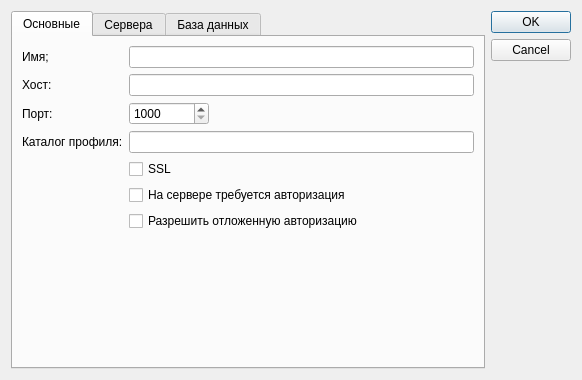
First picture: the form in bAdmin/dialogseversettings.ui, repository arcirk/bAdmin, before the edit.
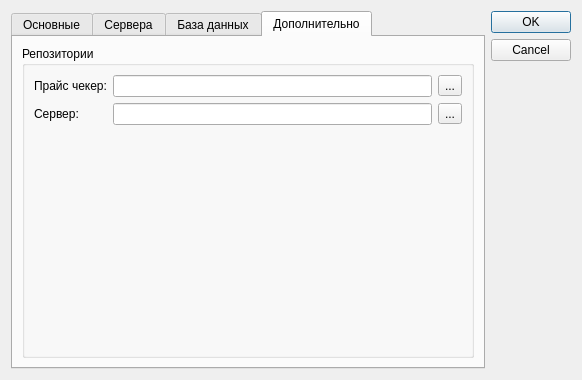
Second picture: the form after the edit. The open tabs and pages were chosen to show the change. Icons and pictures are not drawn.

```diff
--- a/bAdmin/dialogseversettings.ui
+++ b/bAdmin/dialogseversettings.ui
@@ -60,24 +60,12 @@
            </property>
           </widget>
          </item>
-         <item row="1" column="1">
-          <widget class="QLineEdit" name="edtServerHost"/>
-         </item>
-         <item row="9" column="1">
-          <spacer name="verticalSpacer">
-           <property name="orientation">
-            <enum>Qt::Vertical</enum>
+         <item row="6" column="1">
+          <widget class="QCheckBox" name="chServerSsl">
+           <property name="text">
+            <string>SSL</string>
            </property>
-           <property name="sizeHint" stdset="0">
-            <size>
-             <width>20</width>
-             <height>40</height>
-            </size>
-           </property>
-          </spacer>
-         </item>
-         <item row="0" column="1">
-          <widget class="QLineEdit" name="edtServerName"/>
+          </widget>
          </item>
          <item row="4" column="1">
           <widget class="QSpinBox" name="spinPort">
@@ -123,6 +111,53 @@
            </property>
           </widget>
          </item>
+         <item row="8" column="1">
+          <widget class="QCheckBox" name="chAllowDelayedAuth">
+           <property name="text">
+            <string>Разрешить отложенную авторизацию</string>
+           </property>
+          </widget>
+         </item>
+         <item row="10" column="1">
+          <spacer name="verticalSpacer">
+           <property name="orientation">
+            <enum>Qt::Vertical</enum>
+           </property>
+           <property name="sizeHint" stdset="0">
+            <size>
+             <width>20</width>
+             <height>40</height>
+            </size>
+           </property>
+          </spacer>
+         </item>
+         <item row="4" column="0">
+          <widget class="QLabel" name="label_2">
+           <property name="text">
+            <string>Порт:</string>
+           </property>
+          </widget>
+         </item>
+         <item row="5" column="1">
+          <widget class="QLineEdit" name="edtProfileDir"/>
+         </item>
+         <item row="0" column="1">
+          <widget class="QLineEdit" name="edtServerName"/>
+         </item>
+         <item row="0" column="0">
+          <widget class="QLabel" name="label_5">
+           <property name="text">
+            <string>Имя;</string>
+           </property>
+          </widget>
+         </item>
+         <item row="9" column="1">
+          <widget class="QCheckBox" name="chWriteLog">
+           <property name="text">
+            <string>Вести журнал</string>
+           </property>
+          </widget>
+         </item>
         </layout>
        </item>
       </layout>
@@ -461,6 +496,81 @@
        </item>
       </layout>
      </widget>
+     <widget class="QWidget" name="custom">
+      <attribute name="title">
+       <string>Дополнительно</string>
+      </attribute>
+      <layout class="QGridLayout" name="gridLayout_11">
+       <item row="0" column="0">
+        <widget class="QGroupBox" name="groupBox_3">
+         <property name="title">
+          <string>Репозитории</string>
+         </property>
+         <layout class="QGridLayout" name="gridLayout_13">
+          <item row="0" column="0">
+           <layout class="QGridLayout" name="gridLayout_12">
+            <item row="0" column="0">
+             <widget class="QLabel" name="label_3">
+              <property name="text">
+               <string>Прайс чекер:</string>
+              </property>
+             </widget>
+            </item>
+            <item row="0" column="1">
+             <layout class="QHBoxLayout" name="horizontalLayout_4">
+              <item>
+               <widget class="QLineEdit" name="edtPriceCheckerRepo"/>
+              </item>
+              <item>
+               <widget class="QToolButton" name="btnSelPriceCheckerRepo">
+                <property name="text">
+                 <string>...</string>
+                </property>
+               </widget>
+              </item>
+             </layout>
+            </item>
+            <item row="1" column="0">
+             <widget class="QLabel" name="label_4">
+              <property name="text">
+               <string>Сервер:</string>
+              </property>
+             </widget>
+            </item>
+            <item row="1" column="1">
+             <layout class="QHBoxLayout" name="horizontalLayout_5">
+              <item>
+               <widget class="QLineEdit" name="edtServerRepo"/>
+              </item>
+              <item>
+               <widget class="QToolButton" name="btnSelServerRepo">
+                <property name="text">
+                 <string>...</string>
+                </property>
+               </widget>
+              </item>
+             </layout>
+            </item>
+           </layout>
+          </item>
+          <item row="1" column="0">
+           <spacer name="verticalSpacer_4">
+            <property name="orientation">
+             <enum>Qt::Vertical</enum>
+            </property>
+            <property name="sizeHint" stdset="0">
+             <size>
+              <width>20</width>
+              <height>40</height>
+             </size>
+            </property>
+           </spacer>
+          </item>
+         </layout>
+        </widget>
+       </item>
+      </layout>
+     </widget>
     </widget>
    </item>
   </layout>
```
Left out of the diff: 36 changed lines with no effect on the pictures.
